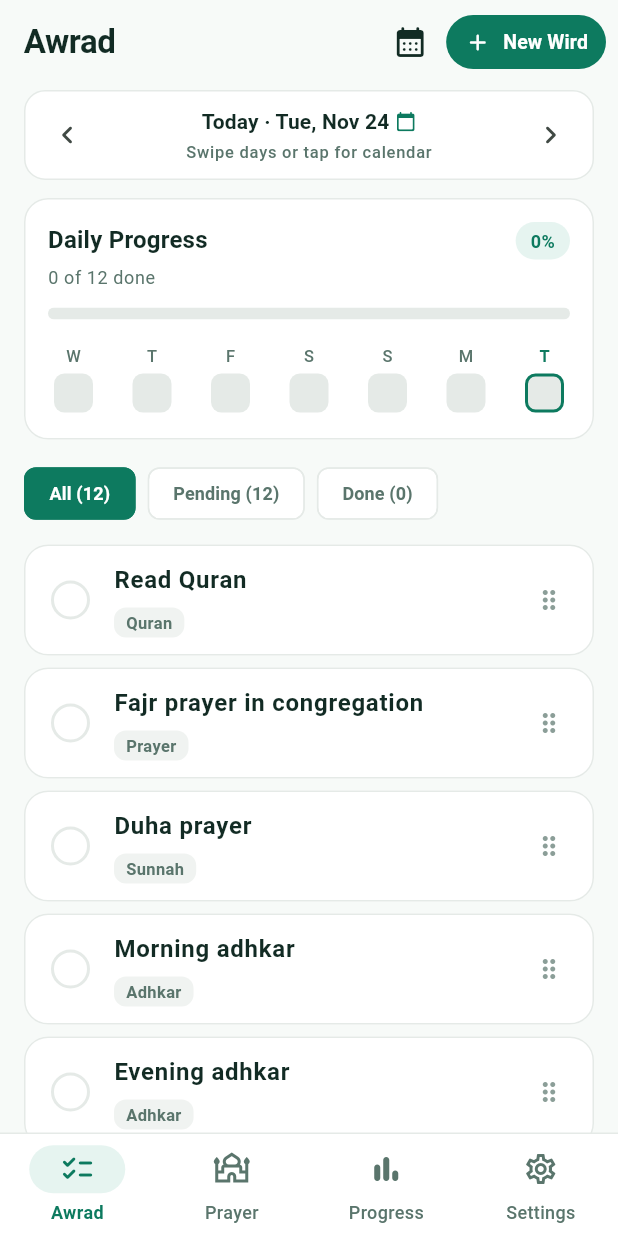
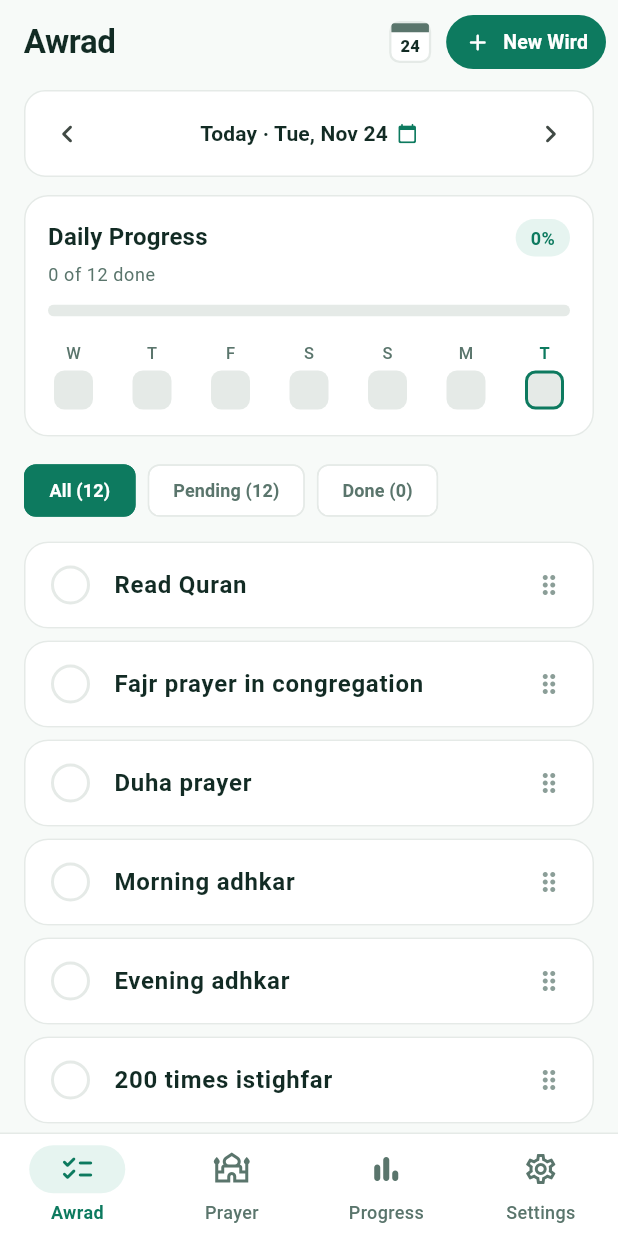
Before and after one commit to othman98shawgan/awrad, a Flutter app: the screen it shows after launch, on a phone screen of 412 x 824 dp. Run offline on Flutter 3.47's test engine with Material 3 defaults, Android fonts, the phone set to English and light mode, and no system bars; our stand-ins replace flutter_riverpod, shared_preferences, wakelock_plus.

Commit message:
Fix/daily awrad ux polish (#43)
* fix: refine Today AppBar icon, long-press edit, remove Half done pill, fix progress card flicker

* fix: simplify date bar, remove categories, scroll weekday picker, remove heatmap dot

```diff
--- a/lib/main.dart
+++ b/lib/main.dart
@@ -73,19 +73,13 @@ class _AwradShellState extends ConsumerState<AwradShell> {
   @override
   Widget build(BuildContext context) {
     final colors = context.awradColors;
-    final showCalendarAction = _currentIndex == 0 || _currentIndex == 1;
+    final showTodayAction = _currentIndex == 0 || _currentIndex == 1;
 
     return Scaffold(
       appBar: AppBar(
         title: Text(_titles[_currentIndex]),
         actions: [
-          if (showCalendarAction)
-            IconButton(
-              tooltip: 'Pick date',
-              icon: const Icon(Icons.calendar_month_rounded),
-              onPressed: () =>
-                  DateSwitcherBar.openCalendarPicker(context, ref),
-            ),
+          if (showTodayAction) const TodayCalendarButton(),
           if (_currentIndex == 0)
             Padding(
               padding: const EdgeInsets.only(right: 8),
--- a/lib/ui/pages/home_page.dart
+++ b/lib/ui/pages/home_page.dart
@@ -264,7 +264,7 @@ class _DailyAwradPage extends ConsumerWidget {
                     dailyNote: dailyNote,
                     reorderIndex: idx,
                     onToggleStatus: () => logNotifier.cycleTaskStatus(task.id),
-                    onTap: () => showAwradTaskSheet(
+                    onLongPress: () => showAwradTaskSheet(
                       context,
                       task: task,
                       forDate: pageDate,
@@ -291,7 +291,7 @@ class _DailyAwradPage extends ConsumerWidget {
                   status: status,
                   dailyNote: dailyNote,
                   onToggleStatus: () => logNotifier.cycleTaskStatus(task.id),
-                  onTap: () => showAwradTaskSheet(
+                  onLongPress: () => showAwradTaskSheet(
                     context,
                     task: task,
                     forDate: pageDate,
@@ -430,70 +430,13 @@ class _DailyProgressCard extends ConsumerWidget {
               ),
             ),
             const SizedBox(height: 14),
-            weekAsync.when(
-              loading: () => const SizedBox(height: 42),
-              error: (_, __) => const SizedBox.shrink(),
-              data: (days) => Row(
-                mainAxisAlignment: MainAxisAlignment.spaceBetween,
-                children: days.map((day) {
-                  final isSelected = day.date == pageDate;
-                  final cellColor = _colorForDay(day, colors);
-                  return InkWell(
-                    borderRadius: BorderRadius.circular(8),
-                    onTap: () => ref
-                        .read(selectedDateProvider.notifier)
-                        .selectDate(day.date),
-                    child: Padding(
-                      padding: const EdgeInsets.symmetric(
-                        horizontal: 4,
-                        vertical: 2,
-                      ),
-                      child: Column(
-                        children: [
-                          Text(
-                            _dayLetters[day.date.weekday - 1],
-                            style: theme.textTheme.labelSmall?.copyWith(
-                              fontWeight: isSelected
-                                  ? FontWeight.w700
-                                  : FontWeight.w500,
-                              color: isSelected
-                                  ? colors.emerald
-                                  : colors.mutedText,
-                            ),
-                          ),
-                          const SizedBox(height: 4),
-                          Container(
-                            width: 26,
-                            height: 26,
-                            decoration: BoxDecoration(
-                              color: cellColor,
-                              borderRadius: BorderRadius.circular(7),
-                              border: isSelected
-                                  ? Border.all(
-                                      color: colors.emerald,
-                                      width: 2,
-                                    )
-                                  : null,
-                            ),
-                            child: day.hasPartialAwrad && day.awradScore < 0.75
-                                ? Center(
-                                    child: Container(
-                                      width: 6,
-                                      height: 6,
-                                      decoration: BoxDecoration(
-                                        color: colors.amber,
-                                        shape: BoxShape.circle,
-                                      ),
-                                    ),
-                                  )
-                                : null,
-                          ),
-                        ],
-                      ),
-                    ),
-                  );
-                }).toList(),
-              ),
+            _buildWeekStrip(
+              context,
+              ref,
+              colors,
+              theme,
+              weekAsync.valueOrNull,
+              score,
             ),
           ],
         ),
@@ -501,11 +444,70 @@ class _DailyProgressCard extends ConsumerWidget {
     );
   }
 
-  Color _colorForDay(DailyProgressSummary day, AwradColors colors) {
-    final s = day.awradScore;
-    if (s <= 0) return colors.heatmapLevels[0];
-    if (s < 0.4) return colors.heatmapLevels[1];
-    if (s < 0.75) return colors.heatmapLevels[2];
+  Widget _buildWeekStrip(
+    BuildContext context,
+    WidgetRef ref,
+    AwradColors colors,
+    ThemeData theme,
+    List<DailyProgressSummary>? days,
+    double currentDayScore,
+  ) {
+    final start = DateTime(pageDate.year, pageDate.month, pageDate.day - 6);
+    final dates = datesInRange(start, pageDate);
+    final byDate = {
+      if (days != null)
+        for (final d in days) d.date: d,
+    };
+
+    return Row(
+      mainAxisAlignment: MainAxisAlignment.spaceBetween,
+      children: dates.map((date) {
+        final isSelected = date == pageDate;
+        final summary = byDate[date];
+        final dayScore = isSelected ? currentDayScore : (summary?.awradScore ?? 0.0);
+        final cellColor = _colorForScore(dayScore, colors);
+
+        return InkWell(
+          borderRadius: BorderRadius.circular(8),
+          onTap: () =>
+              ref.read(selectedDateProvider.notifier).selectDate(date),
+          child: Padding(
+            padding: const EdgeInsets.symmetric(horizontal: 4, vertical: 2),
+            child: Column(
+              children: [
+                Text(
+                  _dayLetters[date.weekday - 1],
+                  style: theme.textTheme.labelSmall?.copyWith(
+                    fontWeight:
+                        isSelected ? FontWeight.w700 : FontWeight.w500,
+                    color: isSelected ? colors.emerald : colors.mutedText,
+                  ),
+                ),
+                const SizedBox(height: 4),
+                AnimatedContainer(
+                  duration: const Duration(milliseconds: 180),
+                  width: 26,
+                  height: 26,
+                  decoration: BoxDecoration(
+                    color: cellColor,
+                    borderRadius: BorderRadius.circular(7),
+                    border: isSelected
+                        ? Border.all(color: colors.emerald, width: 2)
+                        : null,
+                  ),
+                ),
+              ],
+            ),
+          ),
+        );
+      }).toList(),
+    );
+  }
+
+  Color _colorForScore(double score, AwradColors colors) {
+    if (score <= 0) return colors.heatmapLevels[0];
+    if (score < 0.4) return colors.heatmapLevels[1];
+    if (score < 0.75) return colors.heatmapLevels[2];
     return colors.heatmapLevels[3];
   }
 }
--- a/lib/ui/widgets/awrad_task_card.dart
+++ b/lib/ui/widgets/awrad_task_card.dart
@@ -5,13 +5,14 @@ import '../../models/awrad_task.dart';
 import '../theme/app_theme.dart';
 
 /// Tri-state Awrad task card with custom circular toggle, category tag,
-/// optional note, half-done amber badge, and optional drag handle.
+/// optional note, and optional drag handle.
+/// Tap toggles completion status; long press opens the edit sheet.
 class AwradTaskCard extends StatelessWidget {
   final AwradTask task;
   final AwradStatus status;
   final String? dailyNote;
   final VoidCallback onToggleStatus;
-  final VoidCallback onTap;
+  final VoidCallback onLongPress;
   final int? reorderIndex;
 
   const AwradTaskCard({
@@ -20,7 +21,7 @@ class AwradTaskCard extends StatelessWidget {
     required this.status,
     this.dailyNote,
     required this.onToggleStatus,
-    required this.onTap,
+    required this.onLongPress,
     this.reorderIndex,
   });
 
@@ -38,12 +39,14 @@ class AwradTaskCard extends StatelessWidget {
       shape: RoundedRectangleBorder(
         borderRadius: BorderRadius.circular(16),
         side: BorderSide(
-          color: isHalf ? colors.amber.withValues(alpha: 0.45) : colors.cardBorder,
+          color:
+              isHalf ? colors.amber.withValues(alpha: 0.45) : colors.cardBorder,
         ),
       ),
       child: InkWell(
         borderRadius: BorderRadius.circular(16),
-        onTap: onTap,
+        onTap: onToggleStatus,
+        onLongPress: onLongPress,
         child: Padding(
           padding: const EdgeInsets.symmetric(horizontal: 14, vertical: 12),
           child: Row(
@@ -57,74 +60,19 @@ class AwradTaskCard extends StatelessWidget {
                 child: Column(
                   crossAxisAlignment: CrossAxisAlignment.start,
                   children: [
-                    Row(
-                      children: [
-                        Expanded(
-                          child: Text(
+                    Text(
                       task.title,
                       style: theme.textTheme.bodyLarge?.copyWith(
-                              fontWeight:
-                                  isDone ? FontWeight.w500 : FontWeight.w600,
-                              decoration: isDone
-                                  ? TextDecoration.lineThrough
-                                  : null,
+                        fontWeight: isDone ? FontWeight.w500 : FontWeight.w600,
+                        decoration:
+                            isDone ? TextDecoration.lineThrough : null,
                         color: isDone
                             ? colors.mutedText
                             : theme.colorScheme.onSurface,
                       ),
                     ),
-                        ),
-                        if (isHalf) ...[
-                          const SizedBox(width: 8),
-                          Container(
-                            padding: const EdgeInsets.symmetric(
-                              horizontal: 8,
-                              vertical: 2,
-                            ),
-                            decoration: BoxDecoration(
-                              color: colors.amberSoft,
-                              borderRadius: BorderRadius.circular(20),
-                            ),
-                            child: Text(
-                              'Half done',
-                              style: TextStyle(
-                                color: colors.amberText,
-                                fontSize: 11,
-                                fontWeight: FontWeight.w600,
-                              ),
-                            ),
-                          ),
-                        ],
-                      ],
-                    ),
-                    const SizedBox(height: 6),
-                    Wrap(
-                      spacing: 8,
-                      runSpacing: 4,
-                      crossAxisAlignment: WrapCrossAlignment.center,
-                      children: [
-                        Container(
-                          padding: const EdgeInsets.symmetric(
-                            horizontal: 8,
-                            vertical: 2,
-                          ),
-                          decoration: BoxDecoration(
-                            color: isDone
-                                ? colors.emeraldSoft
-                                : theme.colorScheme.surfaceContainerHighest
-                                    .withValues(alpha: 0.45),
-                            borderRadius: BorderRadius.circular(8),
-                          ),
-                          child: Text(
-                            task.category.label,
-                            style: TextStyle(
-                              fontSize: 11,
-                              fontWeight: FontWeight.w600,
-                              color: isDone ? colors.emerald : colors.mutedText,
-                            ),
-                          ),
-                        ),
-                        if (effectiveNote != null && effectiveNote.isNotEmpty)
+                    if (effectiveNote != null && effectiveNote.isNotEmpty) ...[
+                      const SizedBox(height: 4),
                       Text(
                         effectiveNote,
                         maxLines: 1,
@@ -134,7 +82,6 @@ class AwradTaskCard extends StatelessWidget {
                         ),
                       ),
                     ],
-                    ),
                   ],
                 ),
               ),
--- a/lib/ui/widgets/awrad_task_sheet.dart
+++ b/lib/ui/widgets/awrad_task_sheet.dart
@@ -51,13 +51,13 @@ class _AwradTaskSheetState extends ConsumerState<_AwradTaskSheet> {
   late Set<int> _selectedWeekdays;
 
   static const _weekdayLabels = [
-    (DateTime.monday, 'M'),
-    (DateTime.tuesday, 'T'),
-    (DateTime.wednesday, 'W'),
-    (DateTime.thursday, 'T'),
-    (DateTime.friday, 'F'),
-    (DateTime.saturday, 'S'),
-    (DateTime.sunday, 'S'),
+    (DateTime.monday, 'Mon'),
+    (DateTime.tuesday, 'Tue'),
+    (DateTime.wednesday, 'Wed'),
+    (DateTime.thursday, 'Thu'),
+    (DateTime.friday, 'Fri'),
+    (DateTime.saturday, 'Sat'),
+    (DateTime.sunday, 'Sun'),
   ];
 
   bool get _isEditing => widget.task != null;
@@ -69,7 +69,7 @@ class _AwradTaskSheetState extends ConsumerState<_AwradTaskSheet> {
     _titleController = TextEditingController(text: t?.title ?? '');
     _noteController = TextEditingController(text: t?.note ?? '');
     _dailyNoteController = TextEditingController(text: widget.dailyNote ?? '');
-    _category = t?.category ?? AwradCategory.adhkar;
+    _category = t?.category ?? AwradCategory.other;
     _selectedWeekdays = Set<int>.from(t?.repeatWeekdays ?? const {});
     _everyDay = _selectedWeekdays.isEmpty;
   }
@@ -184,32 +184,6 @@ class _AwradTaskSheetState extends ConsumerState<_AwradTaskSheet> {
                 },
               ),
               const SizedBox(height: 16),
-              Text(
-                'Category',
-                style: theme.textTheme.labelLarge?.copyWith(
-                  color: colors.mutedText,
-                ),
-              ),
-              const SizedBox(height: 8),
-              Wrap(
-                spacing: 8,
-                runSpacing: 8,
-                children: AwradCategory.values.map((cat) {
-                  final selected = _category == cat;
-                  return ChoiceChip(
-                    label: Text(cat.label),
-                    selected: selected,
-                    selectedColor: colors.emeraldSoft,
-                    labelStyle: TextStyle(
-                      color: selected ? colors.emerald : null,
-                      fontWeight:
-                          selected ? FontWeight.w600 : FontWeight.w500,
-                    ),
-                    onSelected: (_) => setState(() => _category = cat),
-                  );
-                }).toList(),
-              ),
-              const SizedBox(height: 16),
               Row(
                 mainAxisAlignment: MainAxisAlignment.spaceBetween,
                 children: [
@@ -238,22 +212,27 @@ class _AwradTaskSheetState extends ConsumerState<_AwradTaskSheet> {
               ),
               if (!_everyDay) ...[
                 const SizedBox(height: 8),
-                Row(
-                  mainAxisAlignment: MainAxisAlignment.spaceBetween,
-                  children: _weekdayLabels.map((entry) {
-                    final day = entry.$1;
-                    final label = entry.$2;
-                    final selected = _selectedWeekdays.contains(day);
-                    return FilterChip(
+                SingleChildScrollView(
+                  scrollDirection: Axis.horizontal,
+                  child: Row(
+                    children: [
+                      for (int i = 0; i < _weekdayLabels.length; i++) ...[
+                        if (i > 0) const SizedBox(width: 8),
+                        FilterChip(
                           showCheckmark: false,
-                      label: Text(label),
-                      selected: selected,
+                          label: Text(_weekdayLabels[i].$2),
+                          selected:
+                              _selectedWeekdays.contains(_weekdayLabels[i].$1),
                           selectedColor: colors.emerald,
                           labelStyle: TextStyle(
-                        color: selected ? Colors.white : null,
+                            color: _selectedWeekdays
+                                    .contains(_weekdayLabels[i].$1)
+                                ? Colors.white
+                                : null,
                             fontWeight: FontWeight.w600,
                           ),
                           onSelected: (isOn) {
+                            final day = _weekdayLabels[i].$1;
                             setState(() {
                               if (isOn) {
                                 _selectedWeekdays.add(day);
@@ -262,8 +241,10 @@ class _AwradTaskSheetState extends ConsumerState<_AwradTaskSheet> {
                               }
                             });
                           },
-                    );
-                  }).toList(),
+                        ),
+                      ],
+                    ],
+                  ),
                 ),
               ],
               const SizedBox(height: 16),
--- a/lib/ui/widgets/date_switcher_bar.dart
+++ b/lib/ui/widgets/date_switcher_bar.dart
@@ -5,9 +5,69 @@ import '../../services/date_utils.dart';
 import '../../services/selected_date_provider.dart';
 import '../theme/app_theme.dart';
 
+/// Custom calendar icon button displaying today's day-of-month number.
+/// Tapping jumps [selectedDateProvider] directly back to today.
+class TodayCalendarButton extends ConsumerWidget {
+  const TodayCalendarButton({super.key});
+
+  @override
+  Widget build(BuildContext context, WidgetRef ref) {
+    final selected = ref.watch(selectedDateProvider);
+    final today = normalizeDate(DateTime.now());
+    final isToday = selected == today;
+    final colors = context.awradColors;
+
+    final borderColor = isToday ? colors.cardBorder : colors.emerald;
+    final headerColor = isToday ? colors.mutedText : colors.emerald;
+    final bgColor = isToday
+        ? Theme.of(context).colorScheme.surface
+        : colors.emeraldSoft;
+    final numberColor =
+        isToday ? Theme.of(context).colorScheme.onSurface : colors.emerald;
+
+    return IconButton(
+      tooltip: 'Go to today',
+      onPressed: isToday
+          ? null
+          : () => ref.read(selectedDateProvider.notifier).goToToday(),
+      icon: Container(
+        width: 28,
+        height: 28,
+        decoration: BoxDecoration(
+          color: bgColor,
+          borderRadius: BorderRadius.circular(7),
+          border: Border.all(color: borderColor, width: 1.5),
+        ),
+        clipBehavior: Clip.antiAlias,
+        child: Column(
+          children: [
+            Container(
+              height: 6,
+              width: double.infinity,
+              color: headerColor,
+            ),
+            Expanded(
+              child: Center(
+                child: Text(
+                  '${today.day}',
+                  style: TextStyle(
+                    fontSize: 11,
+                    height: 1,
+                    fontWeight: FontWeight.w800,
+                    color: numberColor,
+                  ),
+                ),
+              ),
+            ),
+          ],
+        ),
+      ),
+    );
+  }
+}
+
 /// Shared floating date navigation bar synced with [selectedDateProvider].
-/// Supports prev/next day stepping, tapping to open a calendar picker, and
-/// a one-tap "Today" return pill when viewing another date.
+/// Supports prev/next day stepping and tapping the date to open a calendar picker.
 class DateSwitcherBar extends ConsumerWidget {
   final VoidCallback? onPrevious;
   final VoidCallback? onNext;
@@ -39,7 +99,6 @@ class DateSwitcherBar extends ConsumerWidget {
   Widget build(BuildContext context, WidgetRef ref) {
     final date = ref.watch(selectedDateProvider);
     final today = normalizeDate(DateTime.now());
-    final isToday = date == today;
     final colors = context.awradColors;
     final theme = Theme.of(context);
 
@@ -65,11 +124,8 @@ class DateSwitcherBar extends ConsumerWidget {
                 borderRadius: BorderRadius.circular(10),
                 onTap: () => openCalendarPicker(context, ref),
                 child: Padding(
-                  padding: const EdgeInsets.symmetric(vertical: 6),
-                  child: Column(
-                    mainAxisSize: MainAxisSize.min,
-                    children: [
-                      Row(
+                  padding: const EdgeInsets.symmetric(vertical: 8),
+                  child: Row(
                     mainAxisAlignment: MainAxisAlignment.center,
                     mainAxisSize: MainAxisSize.min,
                     children: [
@@ -82,7 +138,7 @@ class DateSwitcherBar extends ConsumerWidget {
                           ),
                         ),
                       ),
-                          const SizedBox(width: 4),
+                      const SizedBox(width: 6),
                       Icon(
                         Icons.calendar_today_rounded,
                         size: 14,
@@ -90,40 +146,6 @@ class DateSwitcherBar extends ConsumerWidget {
                       ),
                     ],
                   ),
-                      const SizedBox(height: 2),
-                      Text(
-                        'Swipe days or tap for calendar',
-                        style: theme.textTheme.labelSmall?.copyWith(
-                          color: colors.mutedText,
-                        ),
-                      ),
-                    ],
-                  ),
-                ),
-              ),
-            ),
-            if (!isToday)
-              Padding(
-                padding: const EdgeInsets.only(right: 2),
-                child: TextButton(
-                  style: TextButton.styleFrom(
-                    backgroundColor: colors.emeraldSoft,
-                    foregroundColor: colors.emerald,
-                    padding: const EdgeInsets.symmetric(
-                      horizontal: 10,
-                      vertical: 4,
-                    ),
-                    minimumSize: const Size(0, 30),
-                    tapTargetSize: MaterialTapTargetSize.shrinkWrap,
-                    shape: RoundedRectangleBorder(
-                      borderRadius: BorderRadius.circular(20),
-                    ),
-                  ),
-                  onPressed: () =>
-                      ref.read(selectedDateProvider.notifier).goToToday(),
-                  child: const Text(
-                    'Today',
-                    style: TextStyle(fontSize: 12, fontWeight: FontWeight.w600),
                 ),
               ),
             ),
```
Also changed, not shown: 2 other files. Lines whose indentation alone changed are shown as unchanged.
